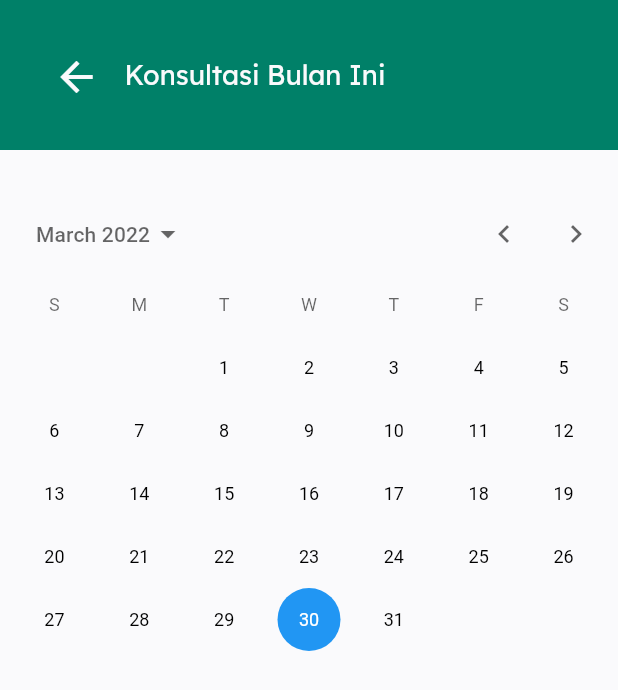
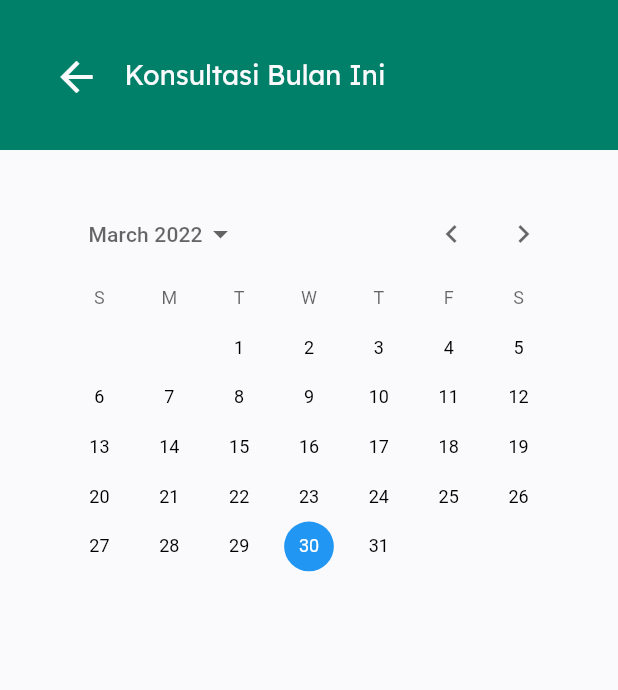
Before and after one commit to rasyiddani/telepandu_dokter, a Flutter app: the ListMonthPage screen opened by its route, on a phone screen of 412 x 824 dp. Shown: the top 690 px of the screen. Run offline on Flutter 3.47's test engine with Material 2 defaults, Android fonts, the light colour scheme and no system bars; our stand-ins replace lottie, permission_handler, shared_preferences, syncfusion_flutter_calendar; missing offline and left inert: agora_rtc_engine; accounts and stored records are empty.

Commit message:
revise a litle in callendar ui

```diff
--- a/lib/views/consultation/list_month.dart
+++ b/lib/views/consultation/list_month.dart
@@ -60,7 +60,10 @@ class _ListMonthPageState extends State<ListMonthPage> {
   }
 
   Widget newCalendar() {
-    return CalendarDatePicker(
+    return Container(
+      height: 284,
+      margin: const EdgeInsets.symmetric(horizontal: 35),
+      child: CalendarDatePicker(
         initialDate: DateTime.now(),
         firstDate: DateTime(2015),
         lastDate: DateTime(2222),
@@ -68,6 +71,7 @@ class _ListMonthPageState extends State<ListMonthPage> {
           String formatDate = dateFormat.format(selectedDate);
           onSelectDate(formatDate);
         },
+      ),
     );
   }
 
```
Lines whose indentation alone changed are shown as unchanged.
